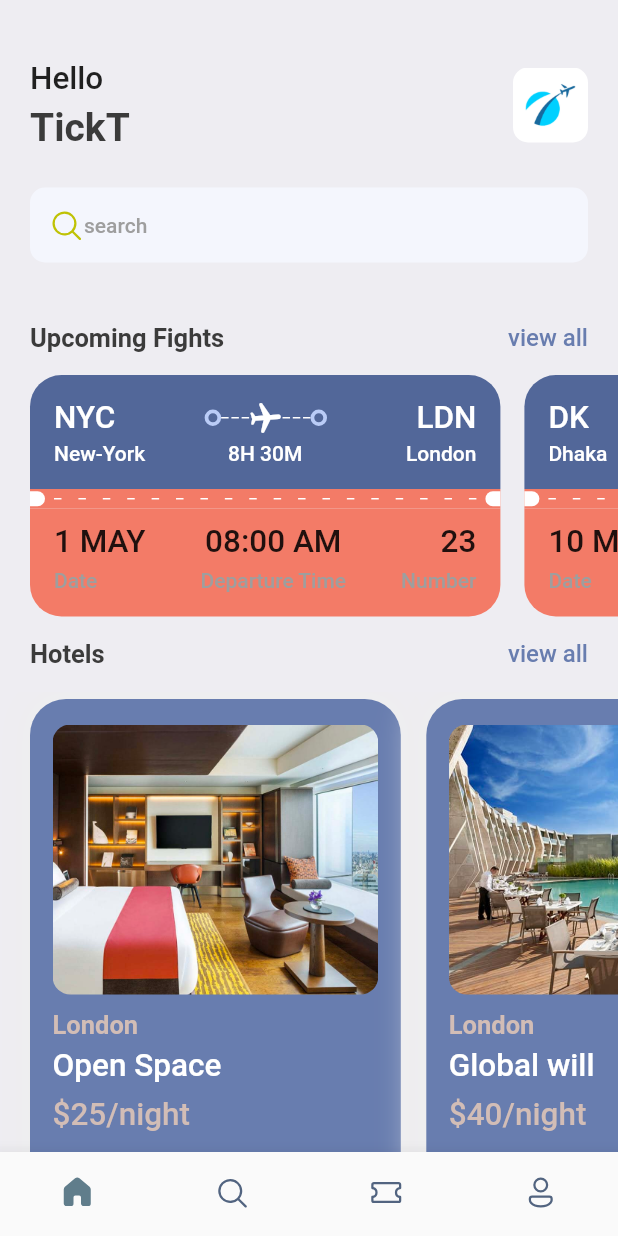
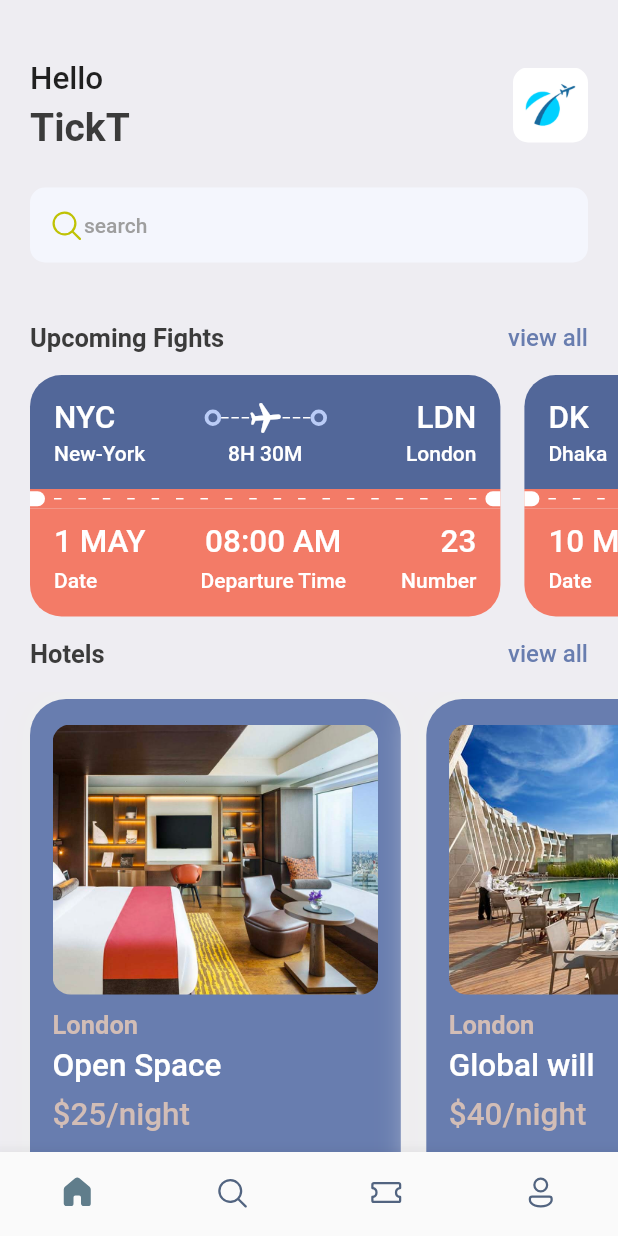
Before and after one commit to theclassical-dev/flutter-ticketTest, a Flutter app: the screen it shows after launch, on a phone screen of 412 x 824 dp. Run offline on Flutter 3.47's test engine with Material 2 defaults, Android fonts, the phone set to English and light mode, and no system bars; our stand-ins replace barcode_widget, fluentui_icons, gap, get.

```diff
--- a/lib/screens/tick_view.dart
+++ b/lib/screens/tick_view.dart
@@ -181,19 +181,19 @@ class TickView extends StatelessWidget {
                       //first column
                       AppColumnLayout(
                         firstText:  ticket['date'], secondText: "Date",
-                        alignment: CrossAxisAlignment.start, isColor:false,
+                        alignment: CrossAxisAlignment.start, isColor:isColor,
                       ),
 
                       //second column
                       AppColumnLayout(
                         firstText:  ticket['departure_time'], secondText: "Departure Time",
-                        alignment: CrossAxisAlignment.center, isColor: false,
+                        alignment: CrossAxisAlignment.center, isColor: isColor,
                       ),
 
                       //third column
                       AppColumnLayout(
                         firstText:  ticket['number'].toString(), secondText: "Number",
-                        alignment: CrossAxisAlignment.end, isColor: false,
+                        alignment: CrossAxisAlignment.end, isColor: isColor,
                       ),
 
                     ],
```
Also changed, not shown: lib/screens/ticket_screen.dart (+18 -2 lines).
